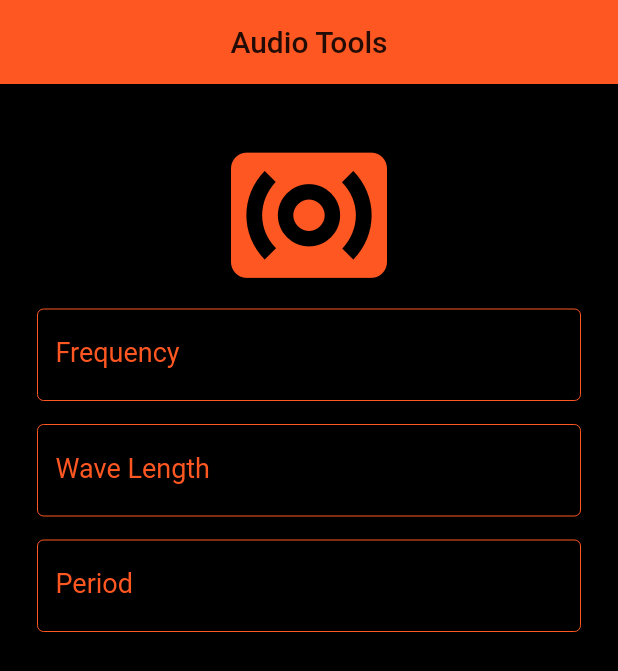
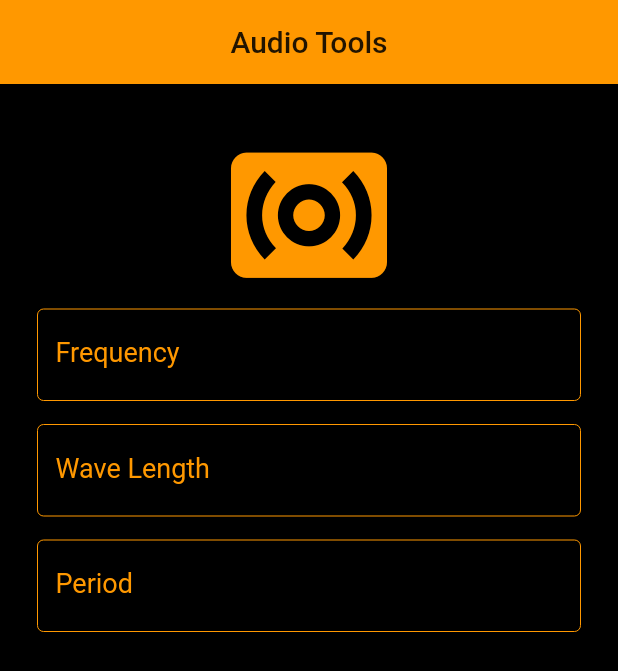
Before and after one commit to Guimma/AudioTools, a Flutter app: the screen it shows after launch, on a phone screen of 412 x 824 dp. Shown: the top 671 px of the screen. Run offline on Flutter 3.47's test engine with Material 2 defaults, Android fonts, the phone set to English and light mode, and no system bars.

Commit message:
Conversion correction
+ change color to orange

```diff
--- a/lib/main.dart
+++ b/lib/main.dart
@@ -1,12 +1,10 @@
 import 'package:flutter/material.dart';
-
-const request = "https://api.hgbrasil.com/finance?format=json&key=2ca1648f";
 
 void main() async {
   runApp(MaterialApp(
       home: Home(),
       theme: ThemeData(
-        hintColor: Colors.deepOrange,
+        hintColor: Colors.orange,
         primaryColor: Colors.white,
       )));
 }
@@ -17,28 +15,27 @@ class Home extends StatefulWidget {
 }
 
 class _HomeState extends State<Home> {
-
   final frequencyController = TextEditingController();
   final waveController = TextEditingController();
   final periodController = TextEditingController();
-  final soundSpeed = 343;
+  final soundSpeed = 346;
 
-  void _frequencyChange(String value){
+  void _frequencyChange(String value) {
     double frequency = double.parse(value);
-    periodController.text = (1/frequency).toStringAsFixed(4);
-    waveController.text = (soundSpeed/frequency).toStringAsFixed(4);
+    periodController.text = (1 / frequency * 1000).toStringAsFixed(3);
+    waveController.text = (soundSpeed / frequency).toStringAsFixed(3);
   }
 
-  void _waveChange(String value){
+  void _waveChange(String value) {
     double wave = double.parse(value);
-    frequencyController.text = (soundSpeed/wave).toStringAsFixed(2);
-    periodController.text = (1/(soundSpeed/wave)).toStringAsFixed(2);
+    frequencyController.text = (soundSpeed / wave).toStringAsFixed(0);
+    periodController.text = (1000 / (soundSpeed / wave)).toStringAsFixed(3);
   }
 
-  void _periodChange(String value){
+  void _periodChange(String value) {
     double period = double.parse(value);
-    frequencyController.text = (1/period).toStringAsFixed(2);
-    waveController.text = (soundSpeed/(1/period)).toStringAsFixed(2);
+    frequencyController.text = (1000 / period).toStringAsFixed(0);
+    waveController.text = (soundSpeed / ((1 / period) * 1000)).toStringAsFixed(3);
   }
 
   @override
@@ -47,41 +44,41 @@ class _HomeState extends State<Home> {
         backgroundColor: Colors.black,
         appBar: AppBar(
           title: Text("Audio Tools"),
-          backgroundColor: Colors.deepOrange,
+          backgroundColor: Colors.orange,
           centerTitle: true,
         ),
-        body:
-          SingleChildScrollView(
-            padding: EdgeInsets.fromLTRB(25.0, 25.0, 25.0, 75.0),
-            child: Column(
-                crossAxisAlignment: CrossAxisAlignment.stretch,
-                children: [
-                  Icon(Icons.surround_sound,
-                      size: 125.0, color: Colors.deepOrange),
-                  buildTextField("Frequency", "Heartz", frequencyController, _frequencyChange),
-                  Divider(),
-                  buildTextField("Wave Length", "meters", waveController, _waveChange),
-                  Divider(),
-                  buildTextField("Period", "miliseconds", periodController, _periodChange)
-                ]),
-          )
-        );
+        body: SingleChildScrollView(
+          padding: EdgeInsets.fromLTRB(25.0, 25.0, 25.0, 75.0),
+          child:
+              Column(crossAxisAlignment: CrossAxisAlignment.stretch, children: [
+            Icon(Icons.surround_sound, size: 125.0, color: Colors.orange),
+            buildTextField(
+                "Frequency", "Hz", frequencyController, _frequencyChange),
+            Divider(),
+            buildTextField(
+                "Wave Length", "m", waveController, _waveChange),
+            Divider(),
+            buildTextField(
+                "Period", "ms", periodController, _periodChange)
+          ]),
+        ));
   }
 }
 
-Widget buildTextField(String label, String suffix, TextEditingController controller, Function function) {
+Widget buildTextField(String label, String suffix,
+    TextEditingController controller, Function function) {
   return TextField(
     controller: controller,
     keyboardType: TextInputType.number,
     onChanged: function,
     decoration: InputDecoration(
-        hintStyle: TextStyle(color: Colors.deepOrange),
+        hintStyle: TextStyle(color: Colors.orange),
         labelText: label,
         suffixText: suffix,
-        labelStyle: TextStyle(color: Colors.deepOrange),
+        labelStyle: TextStyle(color: Colors.orange),
         enabledBorder: OutlineInputBorder(
-            borderSide: BorderSide(color: Colors.deepOrange, width: 0.0)),
+            borderSide: BorderSide(color: Colors.orange, width: 0.0)),
         border: OutlineInputBorder()),
-    style: TextStyle(color: Colors.deepOrange, fontSize: 18.0),
+    style: TextStyle(color: Colors.orange, fontSize: 18.0),
   );
 }
```
